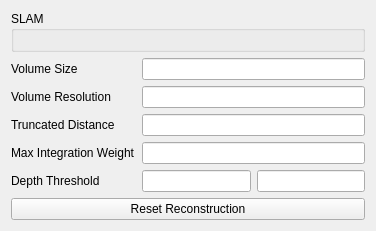
Qt form intern/src/editor_gui/edit_inspector_slam.ui (swantmon/saltwater) before a commit.
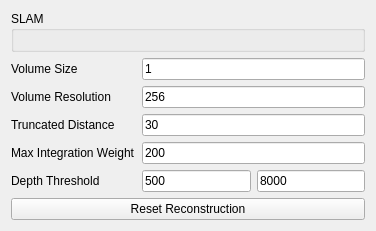
The same form after that commit.

```diff
--- a/intern/src/editor_gui/edit_inspector_slam.ui
+++ b/intern/src/editor_gui/edit_inspector_slam.ui
@@ -46,7 +46,11 @@
       </widget>
      </item>
      <item row="0" column="1">
-      <widget class="QLineEdit" name="m_pVolumeSizeLE"/>
+      <widget class="QLineEdit" name="m_pVolumeSizeLE">
+       <property name="text">
+        <string>1</string>
+       </property>
+      </widget>
      </item>
      <item row="0" column="0">
       <widget class="QLabel" name="label">
@@ -63,21 +67,41 @@
       </widget>
      </item>
      <item row="1" column="1">
-      <widget class="QLineEdit" name="m_pVolumeResolutionLE"/>
+      <widget class="QLineEdit" name="m_pVolumeResolutionLE">
+       <property name="text">
+        <string>256</string>
+       </property>
+      </widget>
      </item>
      <item row="2" column="1">
-      <widget class="QLineEdit" name="m_pTruncatedDistanceLE"/>
+      <widget class="QLineEdit" name="m_pTruncatedDistanceLE">
+       <property name="text">
+        <string>30</string>
+       </property>
+      </widget>
      </item>
      <item row="3" column="1">
-      <widget class="QLineEdit" name="m_pMaxIntegrationWeightLE"/>
+      <widget class="QLineEdit" name="m_pMaxIntegrationWeightLE">
+       <property name="text">
+        <string>200</string>
+       </property>
+      </widget>
      </item>
      <item row="4" column="1">
       <layout class="QHBoxLayout" name="horizontalLayout">
        <item>
-        <widget class="QLineEdit" name="m_pMinDepthLE"/>
+        <widget class="QLineEdit" name="m_pMinDepthLE">
+         <property name="text">
+          <string>500</string>
+         </property>
+        </widget>
        </item>
        <item>
-        <widget class="QLineEdit" name="m_pMaxDepthLE"/>
+        <widget class="QLineEdit" name="m_pMaxDepthLE">
+         <property name="text">
+          <string>8000</string>
+         </property>
+        </widget>
        </item>
       </layout>
      </item>
```
